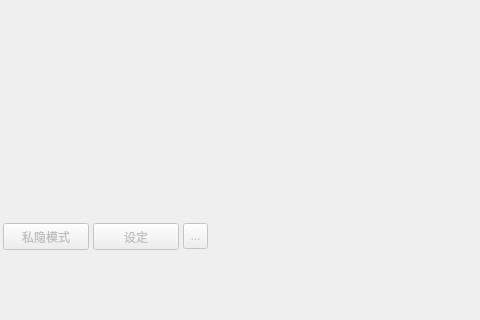
This is home.ui in akass-org/Army_Knife as Qt 5 draws it before an edit; both pictures show x 197 to 677 and y 280 to 600 of the 800 by 600 pixel window. The edited form follows.
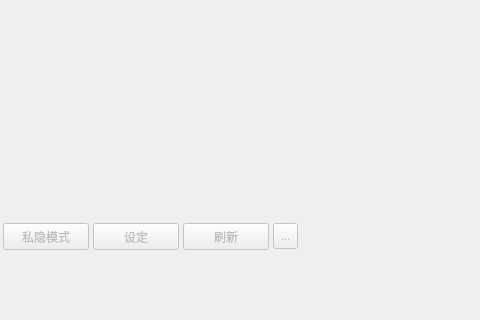
This is the edited form.

```diff
--- a/home.ui
+++ b/home.ui
@@ -318,7 +318,7 @@
     </property>
     <property name="geometry">
      <rect>
-      <x>380</x>
+      <x>470</x>
       <y>480</y>
       <width>25</width>
       <height>26</height>
@@ -328,6 +328,22 @@
      <string>...</string>
     </property>
    </widget>
+   <widget class="QPushButton" name="refresh">
+    <property name="enabled">
+     <bool>false</bool>
+    </property>
+    <property name="geometry">
+     <rect>
+      <x>380</x>
+      <y>480</y>
+      <width>86</width>
+      <height>27</height>
+     </rect>
+    </property>
+    <property name="text">
+     <string>刷新</string>
+    </property>
+   </widget>
   </widget>
   <widget class="QMenuBar" name="menubar">
    <property name="geometry">
```
Left out of the diff: 12 changed lines with no effect on the pictures.
